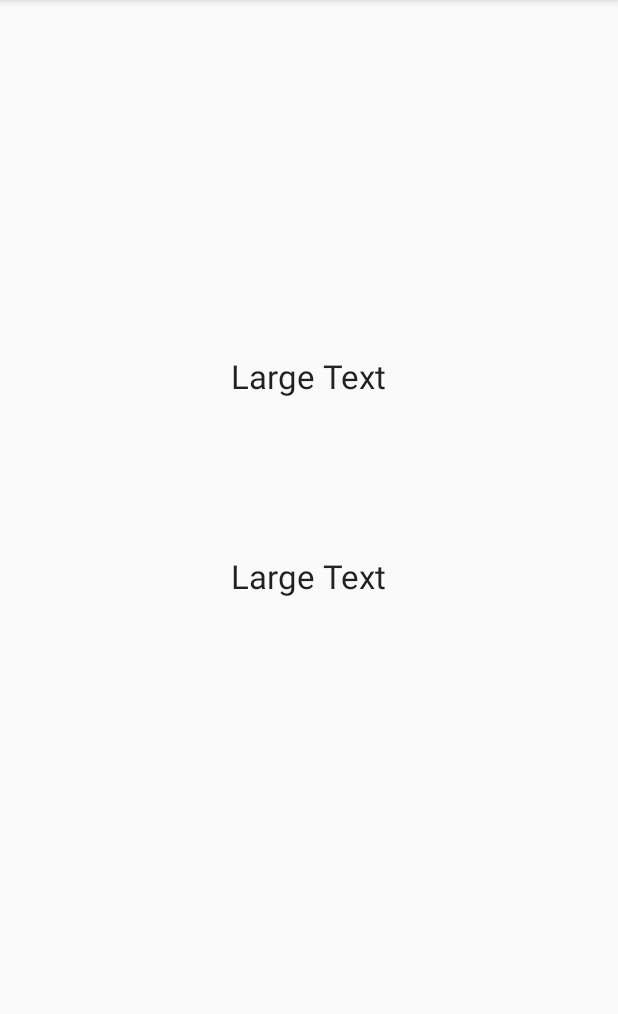
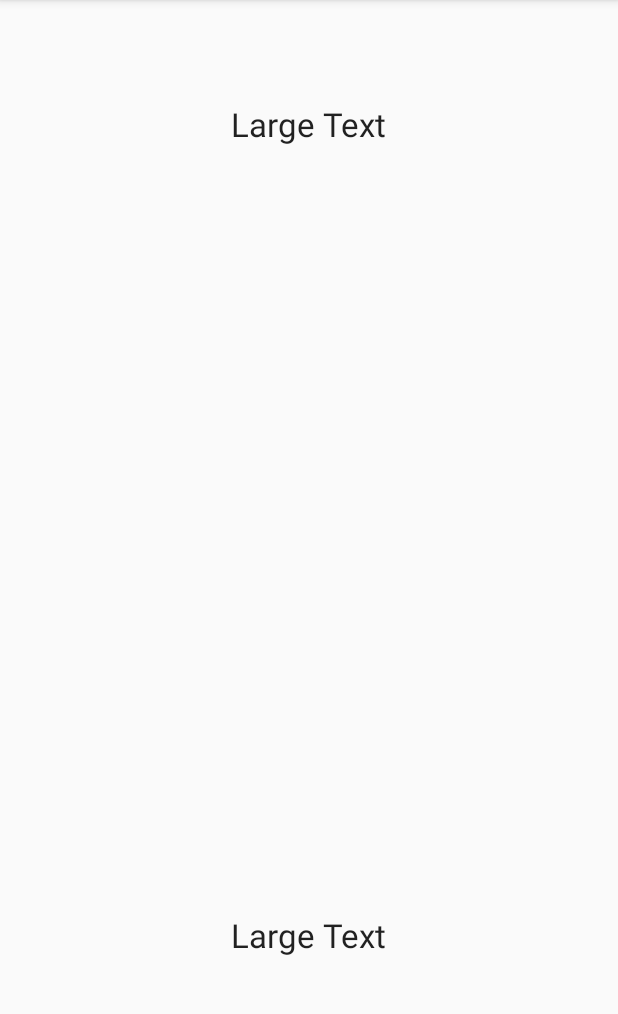
Before and after one commit to sheplu/Toli, an Android app: the StatsActivity screen opened directly, with no data from a screen before it, on a phone screen of 412 x 824 dp, the part 84-1098 px from its top. Run offline under Robolectric (Android 15) with nearby library versions, the phone set to English and light mode, and no system bars.

Commit message:
adding geoloc

```diff
--- a/app/src/main/AndroidManifest.xml
+++ b/app/src/main/AndroidManifest.xml
@@ -2,6 +2,10 @@
 <manifest xmlns:android="http://schemas.android.com/apk/res/android"
     package="com.oromys.sheplu.toli">
 
+    <uses-permission
+        android:name="android.permission.ACCESS_FINE_LOCATION" />
+    <uses-permission
+        android:name="android.permission.ACCESS_COARSE_LOCATION" />
     <application
         android:allowBackup="true"
         android:icon="@mipmap/ic_launcher"
--- a/app/src/main/java/com/oromys/sheplu/toli/StatsActivity.java
+++ b/app/src/main/java/com/oromys/sheplu/toli/StatsActivity.java
@@ -1,9 +1,23 @@
 package com.oromys.sheplu.toli;
 
 
+import android.Manifest;
+import android.content.Context;
+import android.content.pm.PackageManager;
+import android.location.Criteria;
+import android.location.Location;
+import android.location.LocationListener;
+import android.location.LocationManager;
+import android.location.LocationProvider;
 import android.os.Bundle;
+import android.support.v4.app.ActivityCompat;
 import android.support.v7.app.AppCompatActivity;
+import android.util.Log;
 import android.widget.TextView;
+
+import java.lang.reflect.Array;
+import java.util.ArrayList;
+import java.util.List;
 
 
 public class StatsActivity extends AppCompatActivity {
@@ -15,7 +29,7 @@ public class StatsActivity extends AppCompatActivity {
         setContentView(R.layout.activity_stats);
 
         Bundle extra = getIntent().getExtras();
-        if(extra != null) {
+        if (extra != null) {
             String value = extra.getString("note_paul");
             Integer value2 = extra.getInt("note_miche");
 
@@ -23,12 +37,61 @@ public class StatsActivity extends AppCompatActivity {
             paul.setText(value);
             TextView miche = (TextView) findViewById(R.id.miche);
             miche.setText(value2.toString());
-
         }
 
+        LocationManager locationManager = (LocationManager)
+                getSystemService(Context.LOCATION_SERVICE);
 
+        ArrayList<LocationProvider> providers =
+                new ArrayList<LocationProvider>();
 
+        List<String> noms = locationManager.getProviders(true);
 
+        for (String nom : noms) {
+            providers.add(locationManager.getProvider(nom));
+        }
+
+        Criteria criteria = new Criteria();
+        criteria.setAccuracy(Criteria.ACCURACY_FINE);
+        criteria.setAltitudeRequired(true);
+        criteria.setBearingRequired(true);
+        criteria.setCostAllowed(false);
+        criteria.setPowerRequirement(criteria.POWER_HIGH);
+        criteria.setSpeedRequired(true);
+
+        if (ActivityCompat.checkSelfPermission(this, Manifest.permission.ACCESS_FINE_LOCATION) != PackageManager.PERMISSION_GRANTED && ActivityCompat.checkSelfPermission(this, Manifest.permission.ACCESS_COARSE_LOCATION) != PackageManager.PERMISSION_GRANTED) {
+            // TODO: Consider calling
+            //    ActivityCompat#requestPermissions
+            // here to request the missing permissions, and then overriding
+            //   public void onRequestPermissionsResult(int requestCode, String[] permissions,
+            //                                          int[] grantResults)
+            // to handle the case where the user grants the permission. See the documentation
+            // for ActivityCompat#requestPermissions for more details.
+            return;
+        }
+        locationManager.requestLocationUpdates(LocationManager.GPS_PROVIDER,
+                60000, 150, new LocationListener() {
+                    @Override
+                    public void onLocationChanged(Location location) {
+                        Log.d("GPS", "Latitude: " + location.getLatitude());
+                        Log.d("GPS", "Longitude: " + location.getLongitude());
+                    }
+
+                    @Override
+                    public void onStatusChanged(String provider, int status, Bundle extras) {
+
+                    }
+
+                    @Override
+                    public void onProviderEnabled(String provider) {
+
+                    }
+
+                    @Override
+                    public void onProviderDisabled(String provider) {
+
+                    }
+                });
 
     }
 }
--- a/app/src/main/res/layout/activity_main.xml
+++ b/app/src/main/res/layout/activity_main.xml
@@ -32,7 +32,7 @@
         android:textAppearance="?android:attr/textAppearanceSmall"
         android:text="0"
         android:id="@+id/count"
-        android:layout_toEndOf="@+id/textView"
+        android:layout_toEndOf="@+id/button"
         android:layout_alignLeft="@+id/button"
         android:layout_alignStart="@+id/button" />
 
--- a/app/src/main/res/layout/activity_stats.xml
+++ b/app/src/main/res/layout/activity_stats.xml
@@ -10,9 +10,10 @@
         android:textAppearance="?android:attr/textAppearanceLarge"
         android:text="Large Text"
         android:id="@+id/paul"
-        android:layout_above="@+id/miche"
-        android:layout_centerHorizontal="true"
-        android:layout_marginBottom="104dp" />
+        android:layout_alignParentTop="true"
+        android:layout_alignLeft="@+id/miche"
+        android:layout_alignStart="@+id/miche"
+        android:layout_marginTop="68dp" />
 
     <TextView
         android:layout_width="wrap_content"
@@ -21,7 +22,26 @@
         android:text="Large Text"
         android:id="@+id/miche"
         android:layout_gravity="center_horizontal"
-        android:layout_centerVertical="true"
-        android:layout_centerHorizontal="true" />
+        android:layout_alignParentBottom="true"
+        android:layout_centerHorizontal="true"
+        android:layout_marginBottom="130dp" />
+
+    <ImageView
+        android:layout_width="wrap_content"
+        android:layout_height="wrap_content"
+        android:id="@+id/imageView"
+        android:layout_above="@+id/miche"
+        android:layout_marginBottom="31dp"
+        android:layout_alignTop="@+id/paul" />
+
+    <ImageView
+        android:layout_width="wrap_content"
+        android:layout_height="wrap_content"
+        android:id="@+id/imageView2"
+        android:layout_alignBottom="@+id/imageView"
+        android:layout_marginBottom="78dp"
+        android:layout_toEndOf="@+id/miche"
+        android:layout_alignLeft="@+id/miche"
+        android:layout_alignStart="@+id/miche" />
 
 </RelativeLayout>
```
Also changed, not shown: app/src/main/java/com/oromys/sheplu/toli/MainActivity.java (+31 -0 lines), app/src/main/res/menu/menu_main.xml (added, +18 -0 lines).
